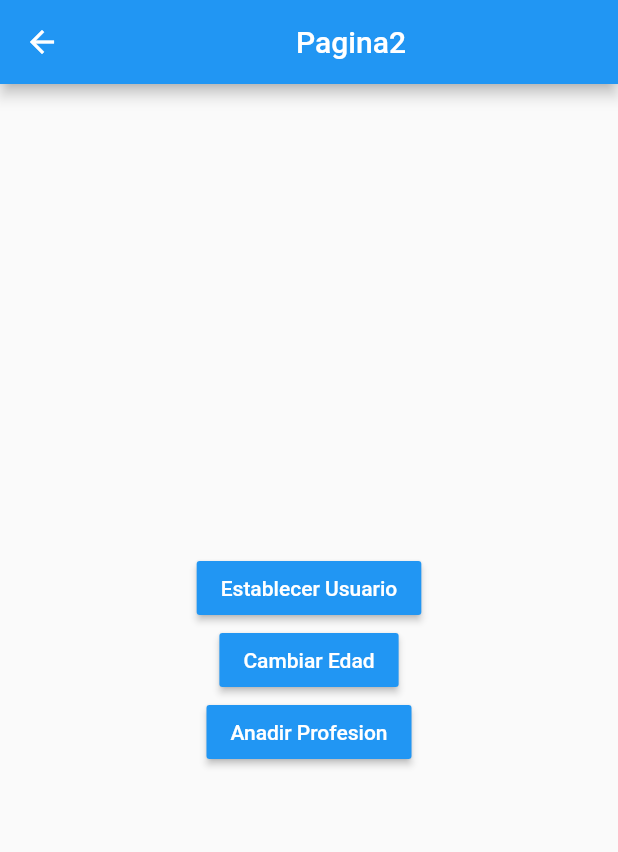
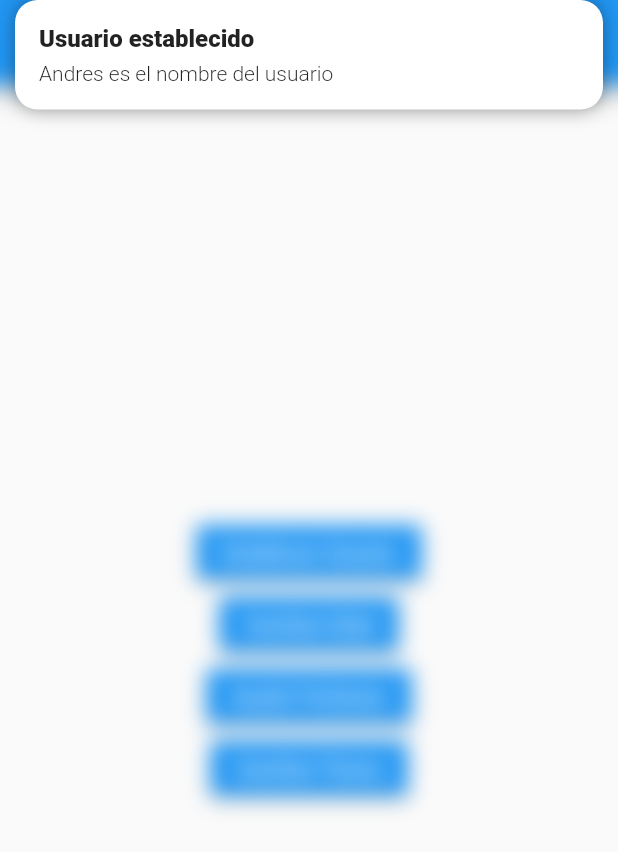
Before and after one commit to CRUXsur/estados, a Flutter app: the Pagina2Page screen opened by its route, after a tap on "Establecer Usuario", on a phone screen of 412 x 824 dp. Shown: the top 852 px of the screen. Run offline on Flutter 3.47's test engine with Material 2 defaults, Android fonts, the light colour scheme and no system bars; our stand-ins replace get.

Commit message:
GetX: Otras funcionalidades de GetX

```diff
--- a/lib/controllers/usuario_controller.dart
+++ b/lib/controllers/usuario_controller.dart
@@ -8,6 +8,11 @@ class UsuarioController extends GetxController {
   //Rx : objeto reactivo
   var existeUsuario = false.obs;
   var usuario = Usuario().obs;
+
+  //retrona un entero con el numero de profesiones
+  int get profesionesCount {
+    return usuario.value.profesiones.length;
+  }
 
   //creo un controlador, cargar usuario
   void cargarUsuario(Usuario pUsuario) {
--- a/lib/main.dart
+++ b/lib/main.dart
@@ -27,6 +27,7 @@ class MyApp extends StatelessWidget {
         GetPage(name: '/pagina1', page: () => const Pagina1Page()),
         GetPage(name: '/pagina2', page: () => const Pagina2Page()),
       ],
+      //theme: ThemeData.dark(),
     );
   }
 }
--- a/lib/pages/pagina2_page.dart
+++ b/lib/pages/pagina2_page.dart
@@ -32,6 +32,17 @@ class Pagina2Page extends StatelessWidget {
               onPressed: () {
                 //
                 usuarioCtrl.cargarUsuario(Usuario(nombre: 'Andres', edad: 9));
+                Get.snackbar(
+                  'Usuario establecido',
+                  'Andres es el nombre del usuario',
+                  backgroundColor: Colors.white,
+                  boxShadows: [
+                    const BoxShadow(
+                      color: Colors.black38,
+                      blurRadius: 10,
+                    )
+                  ],
+                );
               },
             ),
             MaterialButton(
@@ -57,6 +68,18 @@ class Pagina2Page extends StatelessWidget {
                     'Profesion #${usuarioCtrl.profesionesCount + 1}');
               },
             ),
+            MaterialButton(
+              child: const Text(
+                'Cambiar Theme',
+                style: TextStyle(color: Colors.white),
+              ),
+              color: Colors.blue,
+              onPressed: () {
+                //Get.changeTheme(ThemeData.dark());
+                Get.changeTheme(
+                    Get.isDarkMode ? ThemeData.light() : ThemeData.dark());
+              },
+            ),
           ],
         ),
       ),
```
